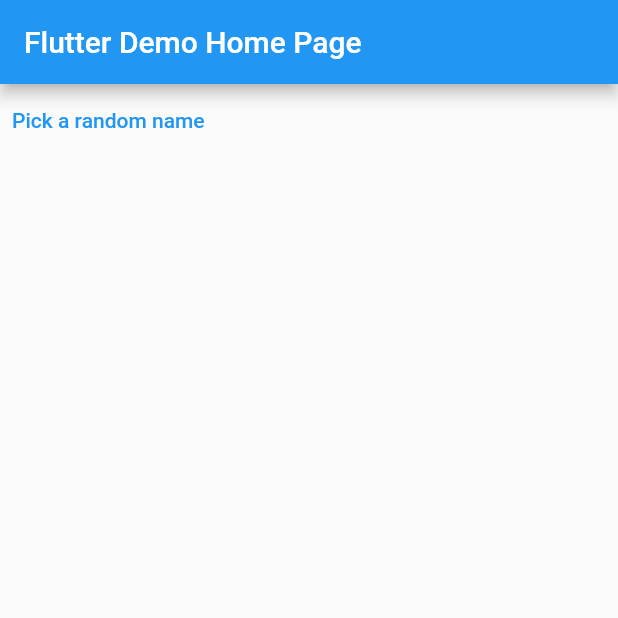
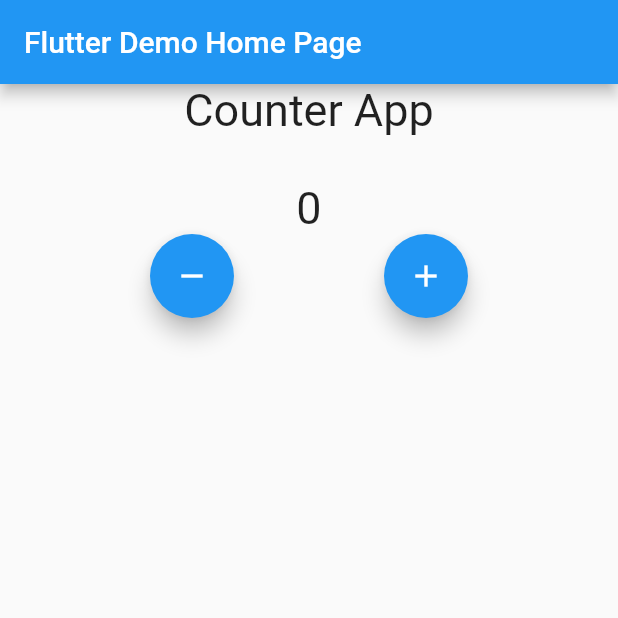
Before and after one commit to akintewe/Counter_app, a Flutter app: the screen it shows after launch, on a phone screen of 412 x 824 dp, the top half of it. Run offline on Flutter 3.47's test engine with Material 2 defaults, Android fonts, the phone set to English and light mode, and no system bars; our stand-ins replace bloc, flutter_bloc.

Commit message:
first commit

```diff
--- /dev/null
+++ b/api/persons1.json
@@ -0,0 +1,14 @@
+[
+    {
+        "name": "Foo 1",
+        "age": 20
+    },
+    {
+        "name": "Bar 1",
+        "age": 30
+    },
+    {
+        "name": "Ban 1",
+        "age": 40
+     }
+]
--- /dev/null
+++ b/lib/cubit/counter_cubit.dart
@@ -0,0 +1,12 @@
+import 'package:bloc/bloc.dart';
+import 'package:meta/meta.dart';
+
+part 'counter_state.dart';
+
+class CounterCubit extends Cubit<CounterState> {
+  CounterCubit() : super(CounterState(counterValue: 0));
+
+  void increment() => emit(CounterState(counterValue: state.counterValue + 1));
+
+  void decrement() => emit(CounterState(counterValue: state.counterValue - 1));
+}
--- /dev/null
+++ b/lib/cubit/counter_state.dart
@@ -0,0 +1,9 @@
+// ignore_for_file: public_member_api_docs, sort_constructors_first
+part of 'counter_cubit.dart';
+
+class CounterState {
+  int counterValue;
+  CounterState({
+    required this.counterValue,
+  });
+}
--- a/lib/main.dart
+++ b/lib/main.dart
@@ -1,10 +1,12 @@
 import 'package:flutter/material.dart';
 import 'package:bloc/bloc.dart';
-import 'dart:math' as math show Random;
+import 'package:flutter_bloc/flutter_bloc.dart';
+import 'package:testing_bloc/cubit/counter_cubit.dart';
 
 void main() {
   runApp(const MyApp());
 }
+//*sla
 
 class MyApp extends StatelessWidget {
   const MyApp({super.key});
@@ -12,7 +14,9 @@ class MyApp extends StatelessWidget {
   // This widget is the root of your application.
   @override
   Widget build(BuildContext context) {
-    return MaterialApp(
+    return BlocProvider(
+      create: (context) => CounterCubit(),
+      child: MaterialApp(
         title: 'Flutter Demo',
         theme: ThemeData(
           // This is the theme of your application.
@@ -27,25 +31,14 @@ class MyApp extends StatelessWidget {
           primarySwatch: Colors.blue,
         ),
         home: const MyHomePage(title: 'Flutter Demo Home Page'),
+      ),
     );
   }
 }
 
-const names = [
-  'Mike',
-  'John',
-  'Angel',
-  'Tobi',
-];
-
-extension RandomElement<T> on Iterable<T> {
-  T getRandomElement() => elementAt(math.Random().nextInt(length));
-}
-
-class NamesCubit extends Cubit<String?> {
-  NamesCubit() : super(null);
-
-  void pickRandomNames() => emit(names.getRandomElement());
+@immutable
+abstract class LoadAction {
+  const LoadAction();
 }
 
 class MyHomePage extends StatefulWidget {
@@ -67,21 +60,6 @@ class MyHomePage extends StatefulWidget {
 }
 
 class _MyHomePageState extends State<MyHomePage> {
-  late final NamesCubit cubit;
-  @override
-  void initState() {
-    // TODO: implement initState
-    super.initState();
-    cubit = NamesCubit();
-  }
-
-  @override
-  void dispose() {
-    cubit.close();
-    // TODO: implement dispose
-    super.dispose();
-  }
-
   int _counter = 0;
 
   void _incrementCounter() {
@@ -109,28 +87,48 @@ class _MyHomePageState extends State<MyHomePage> {
         // the App.build method, and use it to set our appbar title.
         title: Text(widget.title),
       ),
-        body: StreamBuilder<String?>(
-            stream: cubit.stream,
-            builder: (context, snapshot) {
-              final button = TextButton(
+      body: Center(
+        child: Column(
+          children: [
+            Text(
+              'Counter App',
+              style: TextStyle(fontSize: 30),
+            ),
+            SizedBox(
+              height: 30,
+            ),
+            BlocBuilder<CounterCubit, CounterState>(
+              builder: (context, state) {
+                return Text(
+                  state.counterValue.toString(),
+                  style: TextStyle(
+                    fontSize: 30,
+                  ),
+                );
+              },
+            ),
+            Row(
+              mainAxisAlignment: MainAxisAlignment.spaceEvenly,
+              children: [
+                FloatingActionButton(
                   onPressed: () {
-                  cubit.pickRandomNames();
+                    BlocProvider.of<CounterCubit>(context).decrement();
                   },
-                child: const Text('Pick a random name'),
+                  tooltip: 'Decrement',
+                  child: Icon(Icons.remove),
+                ),
+                FloatingActionButton(
+                  onPressed: () {
+                    BlocProvider.of<CounterCubit>(context).increment();
+                  },
+                  tooltip: 'Increment',
+                  child: Icon(Icons.add),
+                ),
+              ],
+            ),
+          ],
+        ),
+      ),
     );
-              switch (snapshot.connectionState) {
-                case ConnectionState.none:
-                  return button;
-
-                case ConnectionState.waiting:
-                  return button;
-                case ConnectionState.active:
-                  return Column(
-                    children: [Text(snapshot.data ?? ''), button],
-                  );
-                case ConnectionState.done:
-                  return const SizedBox();
-              }
-            }));
   }
 }
```
Lines whose indentation alone changed are shown as unchanged.
